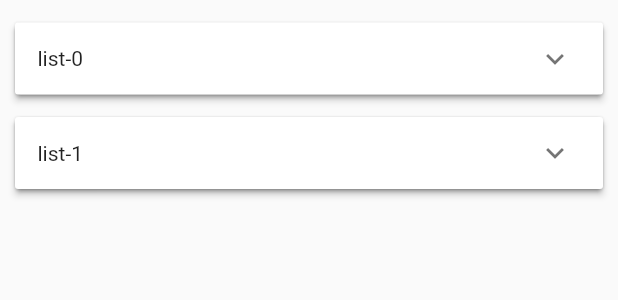
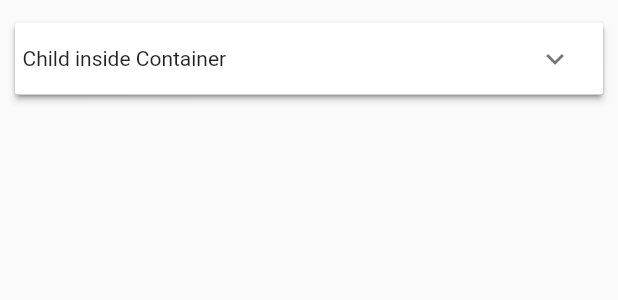
Before and after one commit to benifit-app/BeniFit, a Flutter app: what ptExerciseCard() shows on an empty page, opened directly, on a phone screen of 412 x 824 dp. Shown: the top 300 px of the screen. Run offline on Flutter 3.47's test engine with Material 2 defaults, Android fonts, the phone set to English and light mode, and no system bars; our stand-ins replace cached_network_image, cloud_firestore, firebase_auth, firebase_messaging, firebase_storage, font_awesome_flutter and 4 more; missing offline and left inert: geocoder; accounts and stored records are empty; network calls fail; statements that could not run were skipped.

Commit message:
pushing so i can sync witih Jesus' latest

```diff
--- a/lib/pages/feed.dart
+++ b/lib/pages/feed.dart
@@ -26,8 +26,6 @@ class _Feed extends State<Feed> {
   List<ImagePost> feedData;
 
   ScrollController _scrollController = new ScrollController();
-
-  ptExerciseCard newCard = new ptExerciseCard();
 
   @override
   void initState() {
@@ -119,7 +117,7 @@ class _Feed extends State<Feed> {
 
                 //Personal Trainer Tab
                 //Icon(Icons.fitness_center)
-                new ptExerciseCard()
+                new ptExerciseCard(),
               ]
             )
 //      floatingActionButton: FancyFab(),
--- a/lib/personal_trainer/exercise_card.dart
+++ b/lib/personal_trainer/exercise_card.dart
@@ -22,11 +22,10 @@ class _ptExerciseCardState extends State<ptExerciseCard> {
   Widget build(BuildContext context) {
     return Container(
       child: new ListView.builder(
-          itemCount:  2,
+          itemCount:  1,  //amount of cards you want in a class
           itemBuilder: (BuildContext context, int i) {
             return Card(
-              margin:
-              const EdgeInsets.fromLTRB(10.0, 15.0, 10.0, 0.0),
+              margin: const EdgeInsets.fromLTRB(10.0, 15.0, 10.0, 0.0),
               child: new ExpansionPanelList(
                 expansionCallback: (int index, bool status) {
                   setState(() {
@@ -38,14 +37,18 @@ class _ptExerciseCardState extends State<ptExerciseCard> {
                     isExpanded: _activeMeterIndex == i,
                     headerBuilder: (BuildContext context,
                         bool isExpanded) =>
-                    new Container(
-                        padding:
-                        const EdgeInsets.only(left: 15.0),
+                    new Container(  //container for building the header
+                        padding: const EdgeInsets.only(left: 5.0),
                         alignment: Alignment.centerLeft,
                         child: new Text(
-                          'list-$i',
+                          'Child inside Container',
                         )),
-                    body: new Container(child: new Text('content-$i'),),),
+                    body: new Container(
+                      padding: const EdgeInsets.only(left: 5.0, bottom: 5.0),
+                      alignment: Alignment.centerLeft,
+                      child: new Text('Text inside child inside new container inside body test for wrap'),
+                    ),
+                  ),
                 ],
               ),
             );
```
